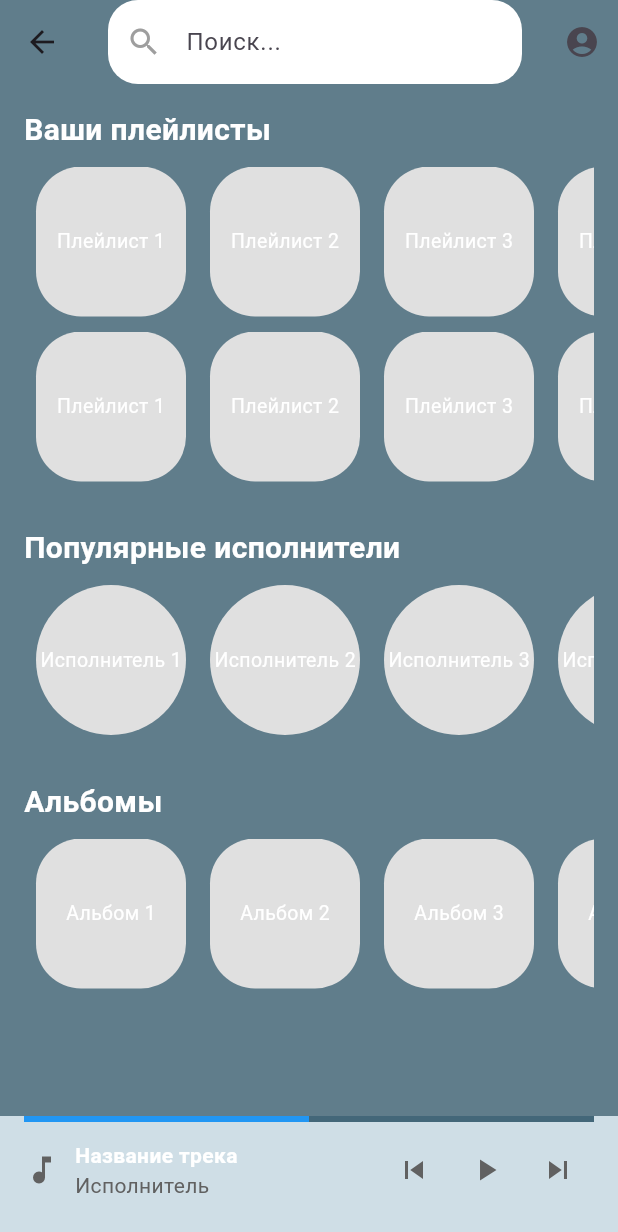
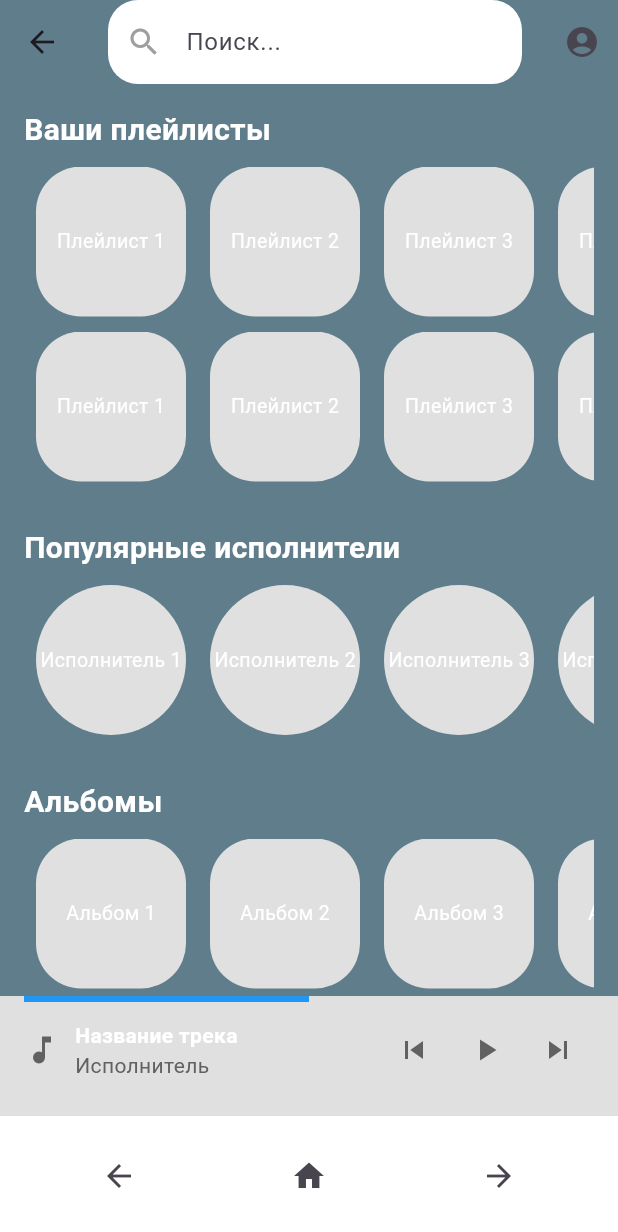
Before and after one commit to natarwey/flutterPlayer, a Flutter app: the HomePage screen opened by its route, on a phone screen of 412 x 824 dp. Shown: the top 1232 px of the screen. Run offline on Flutter 3.47's test engine with Material 3 defaults, Android fonts, the phone set to English and light mode, and no system bars; our stand-ins replace supabase_flutter; accounts and stored records are empty.

Commit message:
нижняя панель

```diff
--- a/lib/home.dart
+++ b/lib/home.dart
@@ -16,6 +16,12 @@ class _HomePageState extends State<HomePage> {
   Widget build(BuildContext context) {
     return Scaffold(
       appBar: AppBar(
+        leading: IconButton(
+          icon: Icon(Icons.arrow_back),
+          onPressed: () {
+            Navigator.pop(context);
+          },
+        ),
         title: Container(
           decoration: BoxDecoration(
             color: Colors.white,
@@ -79,13 +85,13 @@ class _HomePageState extends State<HomePage> {
       // Панель проигрывания трека внизу экрана
       bottomSheet: Container(
         height: 80,
-        color: const Color.fromARGB(255, 207, 222, 230), // Светлый цвет для панели проигрывания
+        color:  Colors.grey[300],
         padding: const EdgeInsets.symmetric(horizontal: 16.0),
         child: Column(
           children: [
             LinearProgressIndicator(
               value: playbackProgress,
-              backgroundColor: const Color.fromARGB(255, 67, 103, 121),
+              backgroundColor: Colors.grey[300],
               valueColor: AlwaysStoppedAnimation<Color>(Colors.blue),
             ),
             const SizedBox(height: 8),
@@ -131,6 +137,44 @@ class _HomePageState extends State<HomePage> {
           ],
         ),
       ),
+
+      // Нижняя панель с кнопками "Назад", "Домой" и "Вперед"
+      bottomNavigationBar: BottomAppBar(
+        color: Colors.white,
+        child: Row(
+          mainAxisAlignment: MainAxisAlignment.spaceAround,
+          children: [
+            IconButton(
+              icon: Icon(Icons.arrow_back),
+              onPressed: () {
+                Navigator.pop(context); // Возврат на предыдущую страницу
+              },
+            ),
+            IconButton(
+              icon: Icon(Icons.home),
+              onPressed: () {
+                // Переход на главную страницу
+                Navigator.pushAndRemoveUntil(
+                  context,
+                  MaterialPageRoute(builder: (context) => HomePage()),
+                  (Route<dynamic> route) => false,
+                );
+              },
+            ),
+            IconButton(
+              icon: Icon(Icons.arrow_forward),
+              onPressed: () {
+                // Переход на следующую страницу
+                // Замените NextPage() на вашу следующую страницу
+                Navigator.push(
+                  context,
+                  MaterialPageRoute(builder: (context) => HomePage()),
+                );
+              },
+            ),
+          ],
+        ),
+      ),
     );
   }
 
```
